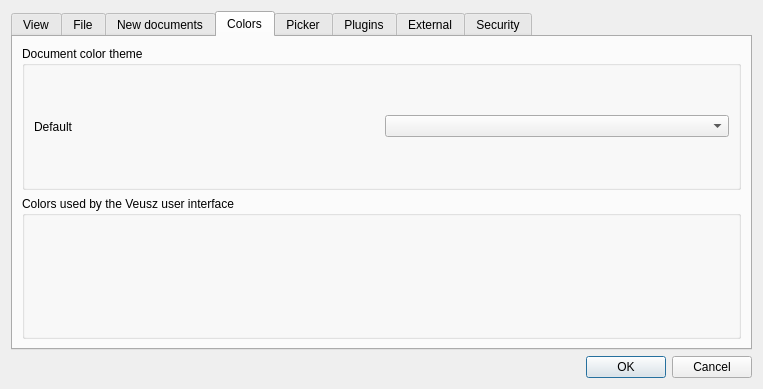
The window that ui/preferences.ui (veusz/veusz) describes before a commit, drawn with Qt 5.
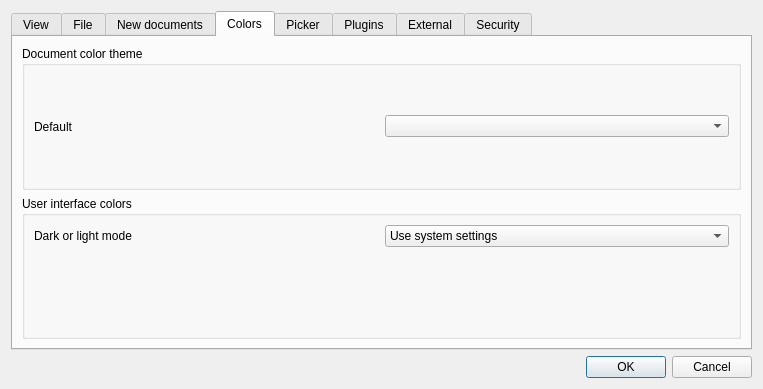
The same window after the commit. The open tabs and pages were chosen to show the change.

Commit message: Try dark mode switch

```diff
--- a/ui/preferences.ui
+++ b/ui/preferences.ui
@@ -353,8 +353,46 @@
        <item>
         <widget class="QGroupBox" name="colorGroup">
          <property name="title">
-          <string>Colors used by the Veusz user interface</string>
+          <string>User interface colors</string>
          </property>
+         <layout class="QVBoxLayout" name="verticalLayout_7">
+          <item>
+           <layout class="QHBoxLayout" name="horizontalLayout_5">
+            <item>
+             <widget class="QLabel" name="label_15">
+              <property name="text">
+               <string>Dark or light mode</string>
+              </property>
+             </widget>
+            </item>
+            <item>
+             <widget class="QComboBox" name="colorDarkModeCombo">
+              <property name="toolTip">
+               <string>&lt;html&gt;&lt;head/&gt;&lt;body&gt;&lt;p&gt;Needs restart to take effect&lt;/p&gt;&lt;/body&gt;&lt;/html&gt;</string>
+              </property>
+              <item>
+               <property name="text">
+                <string>Use system settings</string>
+               </property>
+              </item>
+              <item>
+               <property name="text">
+                <string>Force light mode</string>
+               </property>
+              </item>
+              <item>
+               <property name="text">
+                <string>Force dark mode</string>
+               </property>
+              </item>
+             </widget>
+            </item>
+           </layout>
+          </item>
+          <item>
+           <widget class="QWidget" name="colorUIWidget" native="true"/>
+          </item>
+         </layout>
         </widget>
        </item>
       </layout>
```
The commit also changes 3 other files.
